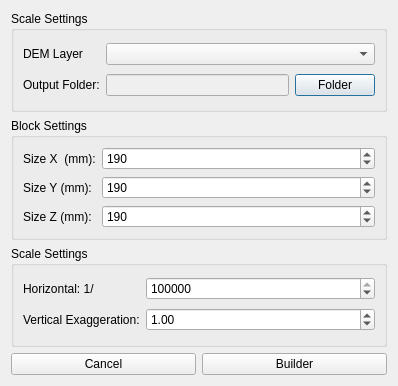
Before: the Qt Designer form STLBuilder/stl_builder.ui in dmcarvalho/KhartesTools, drawn with Qt 5.
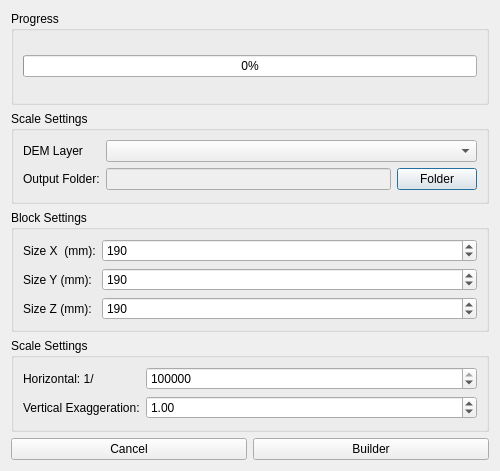
After: the same form once the commit is applied.

Commit message: STL_BUILDER inclusão progressbar

What changed in the file:
```diff
--- a/STLBuilder/stl_builder.ui
+++ b/STLBuilder/stl_builder.ui
@@ -6,8 +6,8 @@
    <rect>
     <x>0</x>
     <y>0</y>
-    <width>398</width>
-    <height>386</height>
+    <width>500</width>
+    <height>471</height>
    </rect>
   </property>
   <property name="sizePolicy">
@@ -22,8 +22,24 @@
   <property name="locale">
    <locale language="English" country="UnitedKingdom"/>
   </property>
-  <layout class="QGridLayout" name="gridLayout_2">
+  <layout class="QGridLayout" name="gridLayout_5">
    <item row="0" column="0">
+    <widget class="QGroupBox" name="groupBox_4">
+     <property name="title">
+      <string>Progress</string>
+     </property>
+     <layout class="QGridLayout" name="gridLayout_2">
+      <item row="0" column="0">
+       <widget class="QProgressBar" name="progressBar">
+        <property name="value">
+         <number>0</number>
+        </property>
+       </widget>
+      </item>
+     </layout>
+    </widget>
+   </item>
+   <item row="1" column="0">
     <widget class="QGroupBox" name="groupBox_3">
      <property name="title">
       <string>Scale Settings</string>
@@ -63,7 +79,7 @@
      </layout>
     </widget>
    </item>
-   <item row="1" column="0">
+   <item row="2" column="0">
     <widget class="QGroupBox" name="groupBox">
      <property name="title">
       <string>Block Settings</string>
@@ -150,7 +166,7 @@
      </layout>
     </widget>
    </item>
-   <item row="2" column="0">
+   <item row="3" column="0">
     <widget class="QGroupBox" name="groupBox_2">
      <property name="sizePolicy">
       <sizepolicy hsizetype="Preferred" vsizetype="Preferred">
@@ -214,7 +230,7 @@
      </layout>
     </widget>
    </item>
-   <item row="3" column="0">
+   <item row="4" column="0">
     <layout class="QHBoxLayout" name="horizontalLayout">
      <item>
       <widget class="QPushButton" name="cancel_pushButton">
```
The commit also changes 1 other file.
